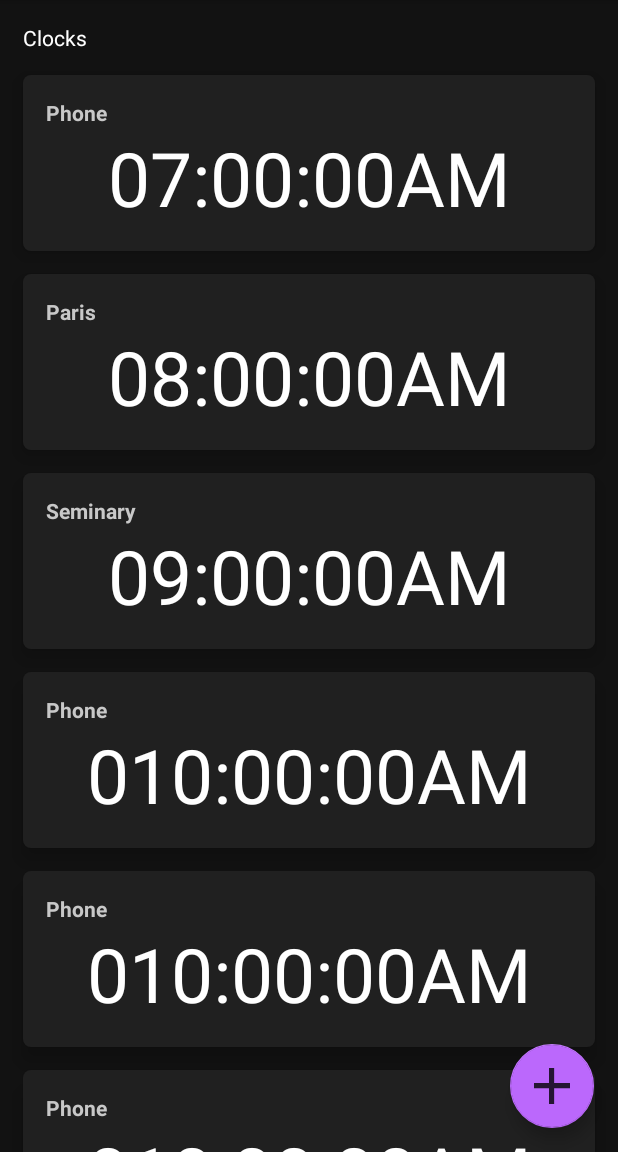
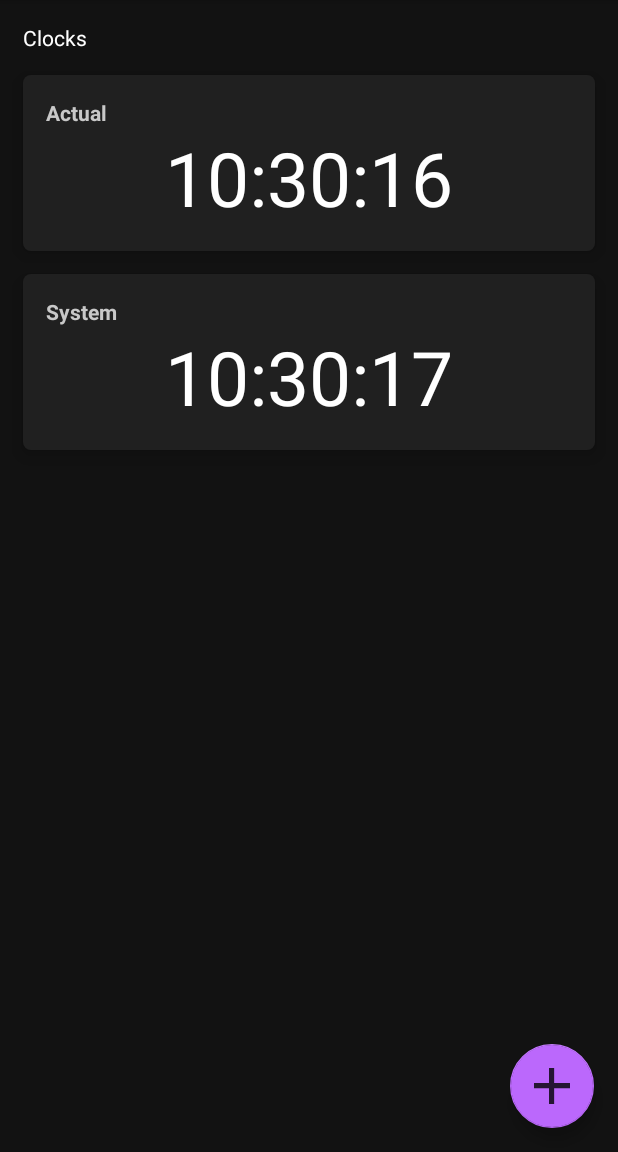
Before and after one commit to hunterwilhelm/offset-clocks-android, an Android app: the screen it shows after launch (MainActivity), in the options menu, after a tap on "Settings", on a phone screen of 412 x 824 dp, the part 84-1236 px from its top. Run offline under Robolectric (Android 15) with nearby library versions, the phone set to English and light mode, and no system bars.

Commit message:
Make clocks come to life

```diff
--- a/app/src/main/java/com/hunterwilhelm/offsetclocks/MainActivity.kt
+++ b/app/src/main/java/com/hunterwilhelm/offsetclocks/MainActivity.kt
@@ -3,14 +3,23 @@ package com.hunterwilhelm.offsetclocks
 import android.content.Intent
 import android.os.Build
 import android.os.Bundle
+import android.os.Handler
+import android.os.HandlerThread
 import android.view.Menu
 import android.view.MenuItem
 import androidx.appcompat.app.AppCompatActivity
 import androidx.appcompat.widget.Toolbar
 import com.google.android.material.floatingactionbutton.FloatingActionButton
+import java.util.*
+import kotlin.collections.ArrayList
 
 
 class MainActivity : AppCompatActivity() {
+
+    private lateinit var myAdapter: MyCustomAdapter
+    private lateinit var mHandlerThread: HandlerThread
+    private lateinit var timerHandler: Handler
+    private lateinit var doUpdateTimeout: Runnable
 
     override fun onCreate(savedInstanceState: Bundle?) {
         super.onCreate(savedInstanceState)
@@ -24,21 +33,35 @@ class MainActivity : AppCompatActivity() {
         }
 
         val items = ArrayList<Model>()
-        items.add(Model("Phone", "07:00:00AM"))
-        items.add(Model("Paris", "08:00:00AM"))
-        items.add(Model("Seminary", "09:00:00AM"))
-        items.add(Model("Phone", "010:00:00AM"))
-        items.add(Model("Phone", "010:00:00AM"))
-        items.add(Model("Phone", "010:00:00AM"))
-        items.add(Model("Phone", "010:00:00AM"))
-        items.add(Model("Phone", "010:00:00AM"))
-        items.add(Model("Phone", "010:00:00AM"))
+        items.add(Model("Actual", "010:00:00AM", 0))
+        items.add(Model("System", "010:00:00AM", 1000))
         val listView = findViewById<NonScrollListView>(R.id.nonscroll_list)
-        listView.adapter = MyCustomAdapter(this, R.layout.row_main, items)
+        this.myAdapter = MyCustomAdapter(this, R.layout.row_main, items)
+        listView.adapter = myAdapter
+
+
+        // setup for timer
+        this.doUpdateTimeout = Runnable { myAdapter.notifyDataSetChanged() }
+        mHandlerThread = HandlerThread("my-handler")
+        mHandlerThread.start()
+        timerHandler = Handler(mHandlerThread.looper)
+
+        val timer = Timer()
+        val tick = UpdateClass(myAdapter)
+
+        timer.scheduleAtFixedRate(tick, 0, 100)
     }
 
+    private class UpdateClass(var myCustomAdapter: MyCustomAdapter) : TimerTask() {
+
+        override fun run() {
+            myCustomAdapter.update()
+        }
+
+    }
+
+
     fun addClock() {
-
         if (Build.VERSION.SDK_INT >= Build.VERSION_CODES.LOLLIPOP) {
             // Apply activity transition
 
--- a/app/src/main/java/com/hunterwilhelm/offsetclocks/Model.kt
+++ b/app/src/main/java/com/hunterwilhelm/offsetclocks/Model.kt
@@ -1,3 +1,3 @@
 package com.hunterwilhelm.offsetclocks
 
-data class Model(val Name: String, val CurrentTime: String)
+data class Model(val Name: String, var CurrentTime: String, var delay: Long)
--- a/app/src/main/java/com/hunterwilhelm/offsetclocks/MyCustomAdapter.kt
+++ b/app/src/main/java/com/hunterwilhelm/offsetclocks/MyCustomAdapter.kt
@@ -1,15 +1,23 @@
 package com.hunterwilhelm.offsetclocks
 
+import android.app.Activity
 import android.content.Context
 import android.view.LayoutInflater
 import android.view.View
 import android.view.ViewGroup
 import android.widget.ArrayAdapter
 import android.widget.TextView
+import java.text.SimpleDateFormat
+import java.util.*
+import kotlin.collections.ArrayList
 
 
 class MyCustomAdapter(var ctx: Context, var resource: Int, var items: ArrayList<Model>) :
     ArrayAdapter<Model>(ctx, resource, items) {
+
+
+    private val formatter: SimpleDateFormat = SimpleDateFormat("hh:mm:ss", Locale.getDefault())
+
     override fun getView(position: Int, convertView: View?, parent: ViewGroup): View {
         val layoutInflater = LayoutInflater.from(ctx)
         val view = layoutInflater.inflate(resource, null)
@@ -23,4 +31,15 @@ class MyCustomAdapter(var ctx: Context, var resource: Int, var items: ArrayList<
 
         return view
     }
+
+    fun update() {
+        val timeInMillis: Long = Calendar.getInstance().timeInMillis
+        this.items.forEach {
+            val time = Date(timeInMillis + it.delay)
+            it.CurrentTime =  formatter.format(time)
+        }
+        (ctx as Activity).runOnUiThread {
+            notifyDataSetChanged()
+        }
+    }
 }
--- a/app/src/main/res/layout/row_main.xml
+++ b/app/src/main/res/layout/row_main.xml
@@ -2,25 +2,23 @@
 <LinearLayout xmlns:android="http://schemas.android.com/apk/res/android"
     android:layout_width="match_parent"
     android:layout_height="wrap_content"
+    android:animateLayoutChanges="true"
     android:background="@drawable/row_main_background"
     android:orientation="vertical"
-    android:animateLayoutChanges="true"
     android:padding="15dp">
 
     <TextView
+        android:id="@+id/row_main_name"
         android:layout_width="match_parent"
         android:layout_height="wrap_content"
-        android:id="@+id/row_main_name"
-        android:text="@string/phone"
         android:textColor="@color/colorTextGrey"
         android:textStyle="bold" />
 
     <TextView
+        android:id="@+id/row_main_time"
         android:layout_width="match_parent"
         android:layout_height="wrap_content"
         android:gravity="center_horizontal"
-        android:id="@+id/row_main_time"
-        android:text="@string/time"
         android:textAlignment="center"
         android:textColor="@color/colorTextWhite"
         android:textSize="50sp" />
```
